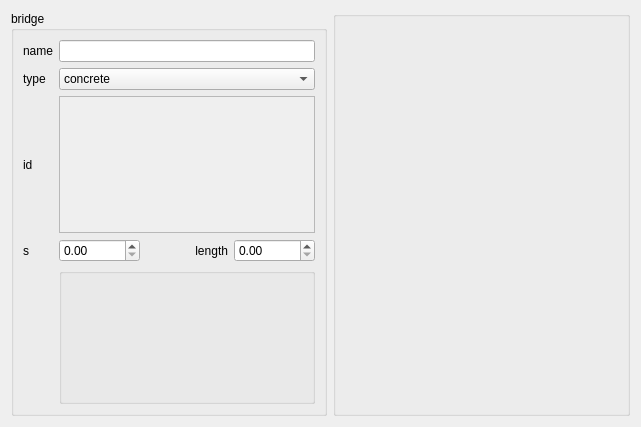
This is src/OpenCOVER/DrivingSim/oddlot/src/settings/widgets/bridgesettings.ui in hlrs-vis/covise as Qt 5 draws it before an edit. The edited form follows.
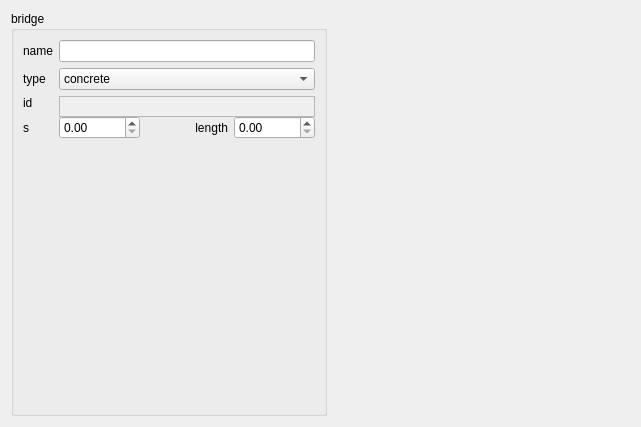
This is the edited form.

The edit to the form file:
```diff
--- a/src/OpenCOVER/DrivingSim/oddlot/src/settings/widgets/bridgesettings.ui
+++ b/src/OpenCOVER/DrivingSim/oddlot/src/settings/widgets/bridgesettings.ui
@@ -154,21 +154,33 @@
        </widget>
       </item>
       <item row="5" column="2">
-       <widget class="QGroupBox" name="groupBox_3">
-        <property name="title">
-         <string/>
+       <spacer name="verticalSpacer">
+        <property name="orientation">
+         <enum>Qt::Vertical</enum>
         </property>
-       </widget>
+        <property name="sizeHint" stdset="0">
+         <size>
+          <width>20</width>
+          <height>40</height>
+         </size>
+        </property>
+       </spacer>
       </item>
      </layout>
     </widget>
    </item>
    <item row="0" column="1">
-    <widget class="QGroupBox" name="groupBox_2">
-     <property name="title">
-      <string/>
+    <spacer name="horizontalSpacer">
+     <property name="orientation">
+      <enum>Qt::Horizontal</enum>
      </property>
-    </widget>
+     <property name="sizeHint" stdset="0">
+      <size>
+       <width>40</width>
+       <height>20</height>
+      </size>
+     </property>
+    </spacer>
    </item>
   </layout>
  </widget>
```
Left out of the diff: 28 changed lines with no effect on the pictures.
